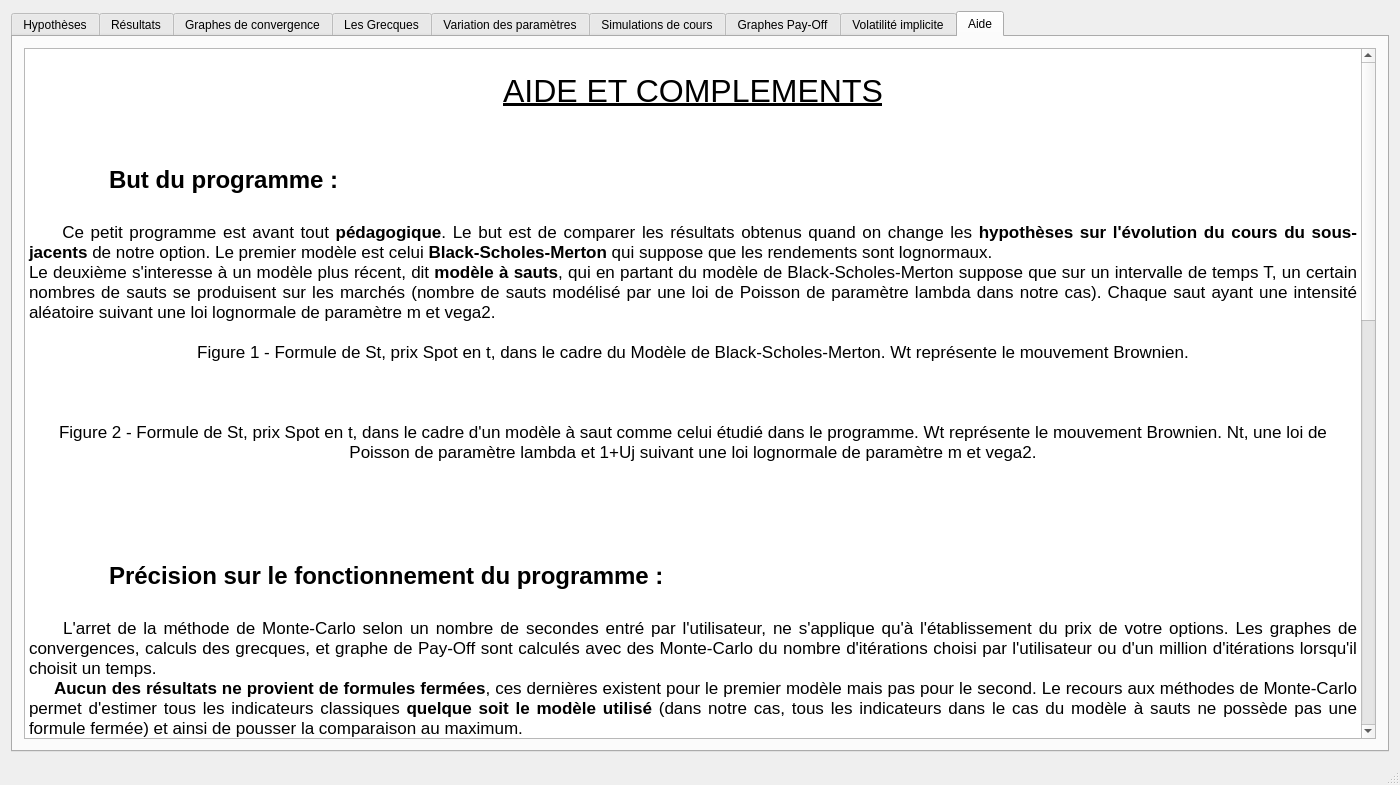
First picture: the form in PRICER/mainwindow.ui, repository BRINL/PRICE, before the edit.
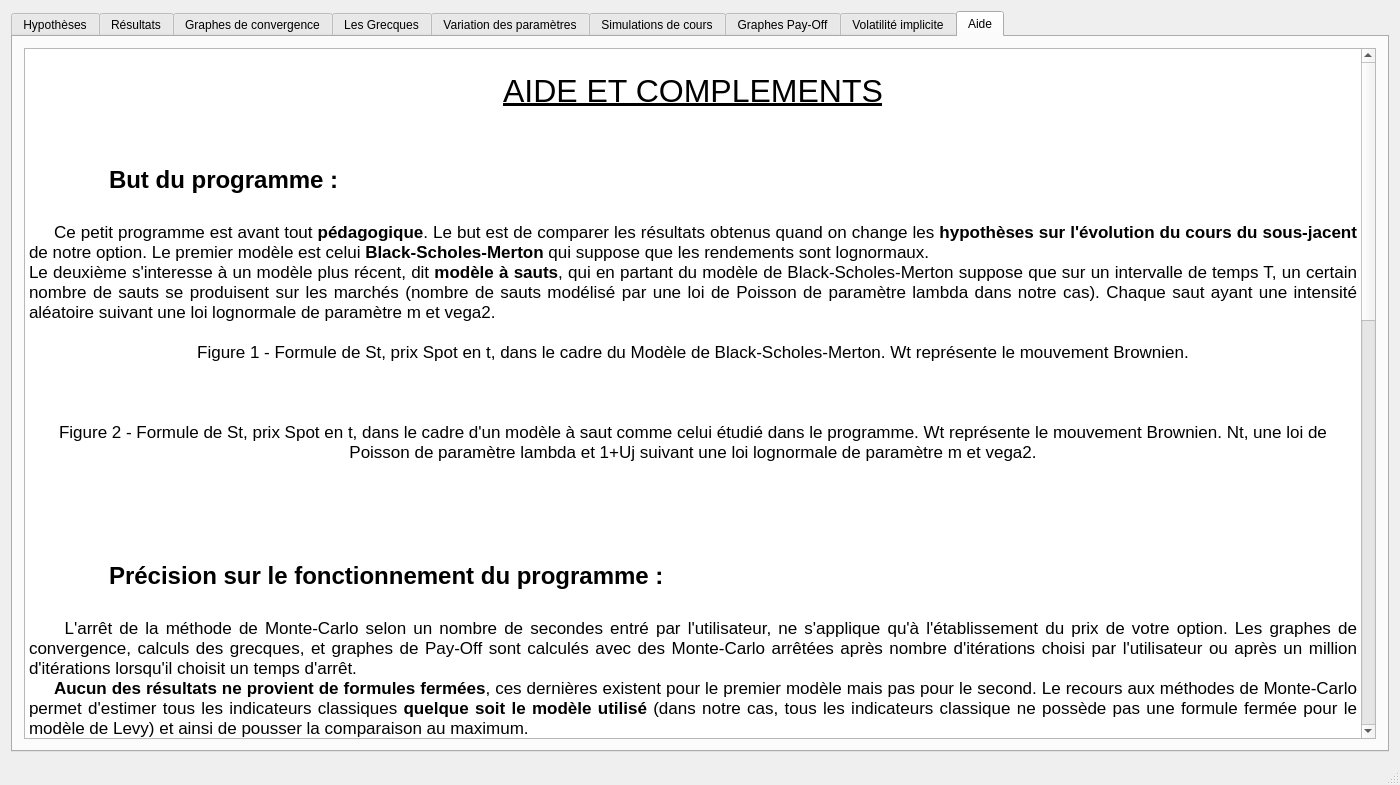
Second picture: the form after the edit. The open tabs and pages were chosen to show the change. Icons and pictures are not drawn. Custom widgets are drawn as their Qt base class.

```diff
--- a/PRICER/mainwindow.ui
+++ b/PRICER/mainwindow.ui
@@ -3036,8 +3036,8 @@
 &lt;p style=&quot;-qt-paragraph-type:empty; margin-top:0px; margin-bottom:0px; margin-left:0px; margin-right:0px; -qt-block-indent:0; text-indent:0px; font-size:18pt; font-weight:600;&quot;&gt;&lt;br /&gt;&lt;/p&gt;
 &lt;p style=&quot; margin-top:0px; margin-bottom:0px; margin-left:0px; margin-right:0px; -qt-block-indent:0; text-indent:0px;&quot;&gt;&lt;span style=&quot; font-size:18pt; font-weight:600;&quot;&gt;	But du programme :&lt;/span&gt;&lt;/p&gt;
 &lt;p style=&quot;-qt-paragraph-type:empty; margin-top:0px; margin-bottom:0px; margin-left:0px; margin-right:0px; -qt-block-indent:0; text-indent:0px; font-size:18pt; font-weight:600;&quot;&gt;&lt;br /&gt;&lt;/p&gt;
-&lt;p align=&quot;justify&quot; style=&quot; margin-top:0px; margin-bottom:0px; margin-left:0px; margin-right:0px; -qt-block-indent:0; text-indent:0px;&quot;&gt;     Ce petit programme est avant tout &lt;span style=&quot; font-weight:600;&quot;&gt;pédagogique&lt;/span&gt;. Le but est de comparer les résultats obtenus quand on change les &lt;span style=&quot; font-weight:600;&quot;&gt;hypothèses sur l'évolution du cours du sous-jacents&lt;/span&gt; de notre option. Le premier modèle est celui &lt;span style=&quot; font-weight:600;&quot;&gt;Black-Scholes-Merton&lt;/span&gt; qui suppose que les rendements sont lognormaux.&lt;/p&gt;
-&lt;p align=&quot;justify&quot; style=&quot; margin-top:0px; margin-bottom:0px; margin-left:0px; margin-right:0px; -qt-block-indent:0; text-indent:0px;&quot;&gt;Le deuxième s'interesse à un modèle plus récent, dit &lt;span style=&quot; font-weight:600;&quot;&gt;modèle à sauts&lt;/span&gt;, qui en partant du modèle de Black-Scholes-Merton suppose que sur un intervalle de temps T, un certain nombres de sauts se produisent sur les marchés (nombre de sauts modélisé par une loi de Poisson de paramètre lambda dans notre cas). Chaque saut ayant une intensité aléatoire suivant une loi lognormale de paramètre m et vega2. &lt;/p&gt;
+&lt;p align=&quot;justify&quot; style=&quot; margin-top:0px; margin-bottom:0px; margin-left:0px; margin-right:0px; -qt-block-indent:0; text-indent:0px;&quot;&gt;     Ce petit programme est avant tout &lt;span style=&quot; font-weight:600;&quot;&gt;pédagogique&lt;/span&gt;. Le but est de comparer les résultats obtenus quand on change les &lt;span style=&quot; font-weight:600;&quot;&gt;hypothèses sur l'évolution du cours du sous-jacent&lt;/span&gt; de notre option. Le premier modèle est celui &lt;span style=&quot; font-weight:600;&quot;&gt;Black-Scholes-Merton&lt;/span&gt; qui suppose que les rendements sont lognormaux.&lt;/p&gt;
+&lt;p align=&quot;justify&quot; style=&quot; margin-top:0px; margin-bottom:0px; margin-left:0px; margin-right:0px; -qt-block-indent:0; text-indent:0px;&quot;&gt;Le deuxième s'interesse à un modèle plus récent, dit &lt;span style=&quot; font-weight:600;&quot;&gt;modèle à sauts&lt;/span&gt;, qui en partant du modèle de Black-Scholes-Merton suppose que sur un intervalle de temps T, un certain nombre de sauts se produisent sur les marchés (nombre de sauts modélisé par une loi de Poisson de paramètre lambda dans notre cas). Chaque saut ayant une intensité aléatoire suivant une loi lognormale de paramètre m et vega2. &lt;/p&gt;
 &lt;p style=&quot;-qt-paragraph-type:empty; margin-top:0px; margin-bottom:0px; margin-left:0px; margin-right:0px; -qt-block-indent:0; text-indent:0px;&quot;&gt;&lt;br /&gt;&lt;/p&gt;
 &lt;p align=&quot;center&quot; style=&quot; margin-top:0px; margin-bottom:0px; margin-left:0px; margin-right:0px; -qt-block-indent:0; text-indent:0px;&quot;&gt;&lt;img src=&quot;:/Brownien.png&quot; /&gt;&lt;/p&gt;
 &lt;p align=&quot;center&quot; style=&quot; margin-top:0px; margin-bottom:0px; margin-left:0px; margin-right:0px; -qt-block-indent:0; text-indent:0px;&quot;&gt;Figure 1 - Formule de St, prix Spot en t, dans le cadre du Modèle de Black-Scholes-Merton. Wt représente le mouvement Brownien.&lt;/p&gt;
@@ -3052,25 +3052,25 @@
 &lt;p style=&quot;-qt-paragraph-type:empty; margin-top:0px; margin-bottom:0px; margin-left:0px; margin-right:0px; -qt-block-indent:0; text-indent:0px;&quot;&gt;&lt;br /&gt;&lt;/p&gt;
 &lt;p style=&quot; margin-top:0px; margin-bottom:0px; margin-left:0px; margin-right:0px; -qt-block-indent:0; text-indent:0px;&quot;&gt;&lt;span style=&quot; font-size:18pt; font-weight:600;&quot;&gt;	Précision sur le fonctionnement du programme :&lt;/span&gt;&lt;/p&gt;
 &lt;p style=&quot;-qt-paragraph-type:empty; margin-top:0px; margin-bottom:0px; margin-left:0px; margin-right:0px; -qt-block-indent:0; text-indent:0px; font-size:18pt; font-weight:600;&quot;&gt;&lt;br /&gt;&lt;/p&gt;
-&lt;p align=&quot;justify&quot; style=&quot; margin-top:0px; margin-bottom:0px; margin-left:0px; margin-right:0px; -qt-block-indent:0; text-indent:0px;&quot;&gt;     L'arret de la méthode de Monte-Carlo selon un nombre de secondes entré par l'utilisateur, ne s'applique qu'à l'établissement du prix de votre options. Les graphes de convergences, calculs des grecques, et graphe de Pay-Off sont calculés avec des Monte-Carlo du nombre d'itérations choisi par l'utilisateur ou d'un million d'itérations lorsqu'il choisit un temps. &lt;/p&gt;
-&lt;p align=&quot;justify&quot; style=&quot; margin-top:0px; margin-bottom:0px; margin-left:0px; margin-right:0px; -qt-block-indent:0; text-indent:0px;&quot;&gt;     &lt;span style=&quot; font-weight:600;&quot;&gt;Aucun des résultats ne provient de formules fermées&lt;/span&gt;, ces dernières existent pour le premier modèle mais pas pour le second. Le recours aux méthodes de Monte-Carlo permet d'estimer tous les indicateurs classiques &lt;span style=&quot; font-weight:600;&quot;&gt;quelque soit le modèle utilisé&lt;/span&gt; (dans notre cas, tous les indicateurs dans le cas du modèle à sauts ne possède pas une formule fermée) et ainsi de pousser la comparaison au maximum.&lt;/p&gt;
+&lt;p align=&quot;justify&quot; style=&quot; margin-top:0px; margin-bottom:0px; margin-left:0px; margin-right:0px; -qt-block-indent:0; text-indent:0px;&quot;&gt;     L'arrêt de la méthode de Monte-Carlo selon un nombre de secondes entré par l'utilisateur, ne s'applique qu'à l'établissement du prix de votre option. Les graphes de convergence, calculs des grecques, et graphes de Pay-Off sont calculés avec des Monte-Carlo arrêtées après nombre d'itérations choisi par l'utilisateur ou après un million d'itérations lorsqu'il choisit un temps d'arrêt. &lt;/p&gt;
+&lt;p align=&quot;justify&quot; style=&quot; margin-top:0px; margin-bottom:0px; margin-left:0px; margin-right:0px; -qt-block-indent:0; text-indent:0px;&quot;&gt;     &lt;span style=&quot; font-weight:600;&quot;&gt;Aucun des résultats ne provient de formules fermées&lt;/span&gt;, ces dernières existent pour le premier modèle mais pas pour le second. Le recours aux méthodes de Monte-Carlo permet d'estimer tous les indicateurs classiques &lt;span style=&quot; font-weight:600;&quot;&gt;quelque soit le modèle utilisé&lt;/span&gt; (dans notre cas, tous les indicateurs classique ne possède pas une formule fermée pour le modèle de Levy) et ainsi de pousser la comparaison au maximum.&lt;/p&gt;
 &lt;p style=&quot;-qt-paragraph-type:empty; margin-top:0px; margin-bottom:0px; margin-left:0px; margin-right:0px; -qt-block-indent:0; text-indent:0px;&quot;&gt;&lt;br /&gt;&lt;/p&gt;
 &lt;p style=&quot; margin-top:0px; margin-bottom:0px; margin-left:0px; margin-right:0px; -qt-block-indent:0; text-indent:0px;&quot;&gt;&lt;span style=&quot; font-size:18pt; font-weight:600;&quot;&gt;	Les hypothèses :&lt;/span&gt;&lt;/p&gt;
 &lt;p style=&quot;-qt-paragraph-type:empty; margin-top:0px; margin-bottom:0px; margin-left:0px; margin-right:0px; -qt-block-indent:0; text-indent:0px; font-size:18pt; font-weight:600;&quot;&gt;&lt;br /&gt;&lt;/p&gt;
 &lt;p style=&quot; margin-top:0px; margin-bottom:0px; margin-left:0px; margin-right:0px; -qt-block-indent:0; text-indent:0px;&quot;&gt;     &lt;span style=&quot; font-size:14pt; font-weight:600;&quot;&gt;Chiffrées : &lt;/span&gt;&lt;/p&gt;
-&lt;p style=&quot; margin-top:0px; margin-bottom:0px; margin-left:0px; margin-right:0px; -qt-block-indent:0; text-indent:0px;&quot;&gt;          - &lt;span style=&quot; text-decoration: underline;&quot;&gt;Spot price :&lt;/span&gt; le prix actuel du sous-jacents,&lt;/p&gt;
+&lt;p style=&quot; margin-top:0px; margin-bottom:0px; margin-left:0px; margin-right:0px; -qt-block-indent:0; text-indent:0px;&quot;&gt;          - &lt;span style=&quot; text-decoration: underline;&quot;&gt;Spot price :&lt;/span&gt; le prix actuel du sous-jacent,&lt;/p&gt;
 &lt;p style=&quot; margin-top:0px; margin-bottom:0px; margin-left:0px; margin-right:0px; -qt-block-indent:0; text-indent:0px;&quot;&gt;          - &lt;span style=&quot; text-decoration: underline;&quot;&gt;Strike price :&lt;/span&gt; le prix d'exercice, &lt;/p&gt;
-&lt;p style=&quot; margin-top:0px; margin-bottom:0px; margin-left:0px; margin-right:0px; -qt-block-indent:0; text-indent:0px;&quot;&gt;          - &lt;span style=&quot; text-decoration: underline;&quot;&gt;La maturité (Expiry) :&lt;/span&gt; elle est a entré en année,&lt;/p&gt;
+&lt;p style=&quot; margin-top:0px; margin-bottom:0px; margin-left:0px; margin-right:0px; -qt-block-indent:0; text-indent:0px;&quot;&gt;          - &lt;span style=&quot; text-decoration: underline;&quot;&gt;La maturité (Expiry) :&lt;/span&gt; elle est à entrer en année(s),&lt;/p&gt;
 &lt;p style=&quot; margin-top:0px; margin-bottom:0px; margin-left:0px; margin-right:0px; -qt-block-indent:0; text-indent:0px;&quot;&gt;          - &lt;span style=&quot; text-decoration: underline;&quot;&gt;La volatilité :&lt;/span&gt; en % annualisé, propre au sous-jacent, &lt;/p&gt;
-&lt;p style=&quot; margin-top:0px; margin-bottom:0px; margin-left:0px; margin-right:0px; -qt-block-indent:0; text-indent:0px;&quot;&gt;          - &lt;span style=&quot; text-decoration: underline;&quot;&gt;Lambda :&lt;/span&gt; le paramètre de la loi de Poisson qui simule le nombre de saut sur une période T=1, soit une année. On précise qu'une loi de Poisson ayant pour espérance son paramètre lambda, lambda correspond au nombre de sauts / krachs moyen que l'on pense observé sur une année.&lt;/p&gt;
+&lt;p style=&quot; margin-top:0px; margin-bottom:0px; margin-left:0px; margin-right:0px; -qt-block-indent:0; text-indent:0px;&quot;&gt;          - &lt;span style=&quot; text-decoration: underline;&quot;&gt;Lambda :&lt;/span&gt; le paramètre de la loi de Poisson qui simule le nombre de sauts sur une période T=1, soit une année. On précise qu'une loi de Poisson ayant pour espérance son paramètre lambda, lambda correspond au nombre de sauts / krachs moyen que l'on pense observer sur une année.&lt;/p&gt;
 &lt;p style=&quot; margin-top:0px; margin-bottom:0px; margin-left:0px; margin-right:0px; -qt-block-indent:0; text-indent:0px;&quot;&gt;          - &lt;span style=&quot; text-decoration: underline;&quot;&gt;m :&lt;/span&gt; valeur moyenne du saut le jour d'un krach (en %),&lt;/p&gt;
 &lt;p style=&quot; margin-top:0px; margin-bottom:0px; margin-left:0px; margin-right:0px; -qt-block-indent:0; text-indent:0px;&quot;&gt;          - &lt;span style=&quot; text-decoration: underline;&quot;&gt;vega2 :&lt;/span&gt; variance de la valeur du saut en % le jour d'un krach.&lt;/p&gt;
 &lt;p style=&quot;-qt-paragraph-type:empty; margin-top:0px; margin-bottom:0px; margin-left:0px; margin-right:0px; -qt-block-indent:0; text-indent:0px;&quot;&gt;&lt;br /&gt;&lt;/p&gt;
 &lt;p style=&quot; margin-top:0px; margin-bottom:0px; margin-left:0px; margin-right:0px; -qt-block-indent:0; text-indent:0px;&quot;&gt;     &lt;span style=&quot; font-size:14pt; font-weight:600; text-decoration: underline;&quot;&gt;Autres : &lt;/span&gt;&lt;/p&gt;
-&lt;p style=&quot; margin-top:0px; margin-bottom:0px; margin-left:0px; margin-right:0px; -qt-block-indent:0; text-indent:0px;&quot;&gt;     - &lt;span style=&quot; text-decoration: underline;&quot;&gt;Option européennes :&lt;/span&gt; exerçable uniquement à maturité.&lt;/p&gt;
-&lt;p style=&quot; margin-top:0px; margin-bottom:0px; margin-left:0px; margin-right:0px; -qt-block-indent:0; text-indent:0px;&quot;&gt;     - &lt;span style=&quot; text-decoration: underline;&quot;&gt;Option asiatique :&lt;/span&gt; option &amp;quot;path-dépendent&amp;quot;, c'est à dire dont le pay-off est déduit de la trajectoire du cours du sous-jacent, en l'occurrence, le pay-off est le résultat de la moyenne (arithmétique ou géométrique) des pay-off théorique en tout t.&lt;/p&gt;
+&lt;p style=&quot; margin-top:0px; margin-bottom:0px; margin-left:0px; margin-right:0px; -qt-block-indent:0; text-indent:0px;&quot;&gt;     - &lt;span style=&quot; text-decoration: underline;&quot;&gt;Option européenne :&lt;/span&gt; exerçable uniquement à maturité.&lt;/p&gt;
+&lt;p style=&quot; margin-top:0px; margin-bottom:0px; margin-left:0px; margin-right:0px; -qt-block-indent:0; text-indent:0px;&quot;&gt;     - &lt;span style=&quot; text-decoration: underline;&quot;&gt;Option asiatique :&lt;/span&gt; option &amp;quot;path-dépendent&amp;quot;, c'est à dire dont le pay-off est déduit de la trajectoire du cours du sous-jacent, en l'occurrence, le pay-off est le résultat de la moyenne (arithmétique ou géométrique) des pay-offs théoriques en tout t.&lt;/p&gt;
 &lt;p style=&quot; margin-top:0px; margin-bottom:0px; margin-left:0px; margin-right:0px; -qt-block-indent:0; text-indent:0px;&quot;&gt;     - &lt;span style=&quot; text-decoration: underline;&quot;&gt;Put/Call :&lt;/span&gt; respectivement droit de vendre/acheter un sous-jacent.&lt;/p&gt;
-&lt;p style=&quot; margin-top:0px; margin-bottom:0px; margin-left:0px; margin-right:0px; -qt-block-indent:0; text-indent:0px;&quot;&gt;     - &lt;span style=&quot; text-decoration: underline;&quot;&gt;Arrêt de la Monte-Carlo :&lt;/span&gt; (pour le calcul du prix uniquement) soit le nombre d'itérations, soit un temps d'arrêt en seconde.&lt;/p&gt;
+&lt;p style=&quot; margin-top:0px; margin-bottom:0px; margin-left:0px; margin-right:0px; -qt-block-indent:0; text-indent:0px;&quot;&gt;     - &lt;span style=&quot; text-decoration: underline;&quot;&gt;Arrêt de la Monte-Carlo :&lt;/span&gt; (pour le calcul du prix uniquement) soit le nombre d'itérations, soit un temps d'arrêt en seconde(s).&lt;/p&gt;
 &lt;p style=&quot;-qt-paragraph-type:empty; margin-top:0px; margin-bottom:0px; margin-left:0px; margin-right:0px; -qt-block-indent:0; text-indent:0px;&quot;&gt;&lt;br /&gt;&lt;/p&gt;
 &lt;p style=&quot; margin-top:0px; margin-bottom:0px; margin-left:0px; margin-right:0px; -qt-block-indent:0; text-indent:0px;&quot;&gt;&lt;span style=&quot; font-size:18pt; font-weight:600;&quot;&gt;	Résultats : &lt;/span&gt;&lt;/p&gt;
 &lt;p style=&quot;-qt-paragraph-type:empty; margin-top:0px; margin-bottom:0px; margin-left:0px; margin-right:0px; -qt-block-indent:0; text-indent:0px; font-size:18pt; font-weight:600;&quot;&gt;&lt;br /&gt;&lt;/p&gt;
```
Left out of the diff: 102 changed lines with no effect on the pictures.
